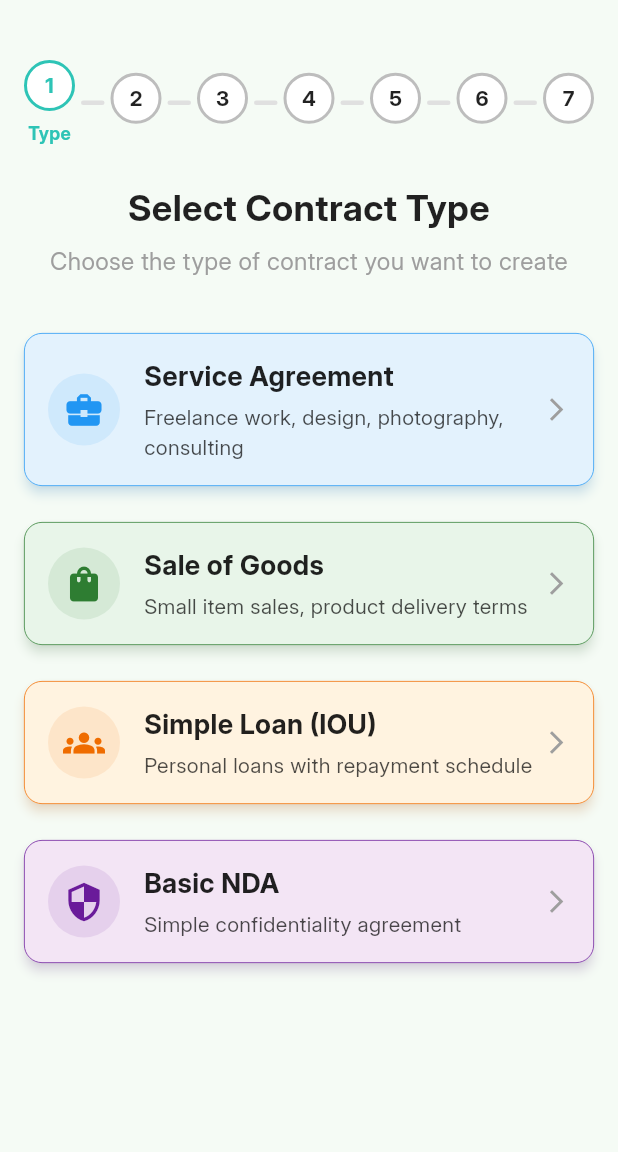
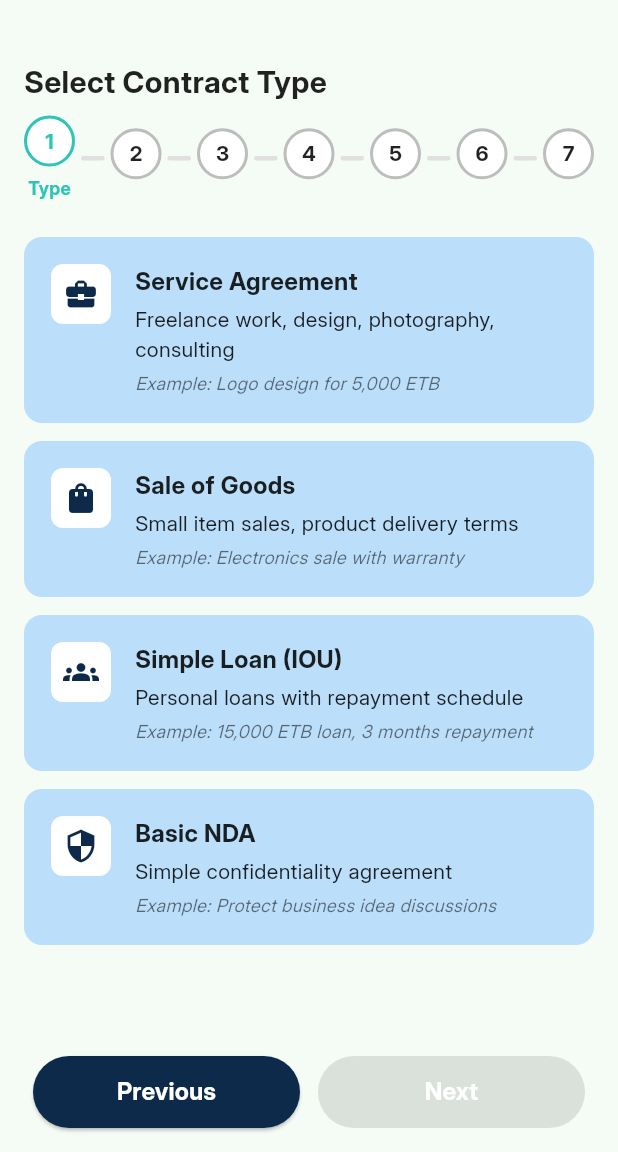
Before and after one commit to RealEskalate/G6-Wekil-AI, a Flutter app: the ContractsTypesPages screen opened by its route, on a phone screen of 412 x 824 dp, the part 84-1236 px from its top. Run offline on Flutter 3.47's test engine with Material 3 defaults, Android fonts, the light colour scheme and no system bars; our stand-ins replace bloc, dartz, dotted_border, equatable, file_picker, flutter_bloc and 10 more; missing offline and left inert: syncfusion_flutter_pdfviewer; accounts and stored records are empty.

Commit message:
feat(ui) - update the ui of step 1 in the create product feature

```diff
--- a/Mobile/wekil_ai_mobile_app/lib/features/contacts/presentations/pages/step1.dart
+++ b/Mobile/wekil_ai_mobile_app/lib/features/contacts/presentations/pages/step1.dart
@@ -16,46 +16,57 @@ class ContractsTypesPages extends StatefulWidget {
 }
 
 class _ContractsTypesPagesState extends State<ContractsTypesPages> {
+  ContractType? _selectedType; // store selected contract type
+
   @override
   Widget build(BuildContext context) {
     return Scaffold(
       appBar: const NavBar(),
-      body: SingleChildScrollView(
+      body: Padding(
         padding: const EdgeInsets.all(16.0),
         child: Column(
           crossAxisAlignment: CrossAxisAlignment.stretch,
           children: [
             const SizedBox(height: 24),
-            const StepProgressBar(currentStep: 1,  stepLabels: ["Type","Basic Info","Parties","Genera","Specific","Preview","Success",]),
-            const SizedBox(height: 24),
              Text(
               LocalesData.Select_Contract_Type.getString(context),
-              style: AppTypography.heading().copyWith(fontSize: 24),
-              textAlign: TextAlign.center,
+              style: AppTypography.heading().copyWith(fontSize: 20),
             ),
             const SizedBox(height: 8),
-            Text(
-              LocalesData.Choose_the_type_of_contract_you_want_to_create.getString(context),
-              style: AppTypography.body().copyWith(color: Colors.grey),
-              textAlign: TextAlign.center,
+            const StepProgressBar(
+              currentStep: 1,
+              stepLabels: [
+                "Type",
+                "Basic Info",
+                "Parties",
+                "Genera",
+                "Specific",
+                "Preview",
+                "Success",
+              ],
             ),
             const SizedBox(height: 24),
+
+            // Cards
+            Expanded(
+              child: ListView(
+                children: [
                   _buildContractTypeCard(
                     context,
                     icon: Icons.business_center,
                     title: LocalesData.Service_Agreement.getString(context),
                     subtitle: LocalesData.Freelance_work_design_photography_consulting.getString(context),
-              iconColor: Colors.blue,
-              cardColor: Colors.blue.shade50,
+                    example: "Example: Logo design for 5,000 ETB",
+                    cardColor: Colors.blue.shade100,
                     type: ContractType.serviceAgreement,
                   ),
                   _buildContractTypeCard(
                     context,
                     icon: Icons.shopping_bag,
-              title:LocalesData.Sale_of_Goods.getString(context),
-              subtitle:LocalesData.Small_item_sales_product_delivery_terms.getString(context),
-              iconColor: Colors.green.shade800,
-              cardColor: Colors.green.shade50,
+                    title: LocalesData.Sale_of_Goods.getString(context),
+                    subtitle: LocalesData.Small_item_sales_product_delivery_terms.getString(context),
+                    example: "Example: Electronics sale with warranty",
+                    cardColor: Colors.blue.shade100,
                     type: ContractType.salesOfGoods,
                   ),
                   _buildContractTypeCard(
@@ -63,96 +74,153 @@ class _ContractsTypesPagesState extends State<ContractsTypesPages> {
                     icon: Icons.groups,
                     title: LocalesData.Simple_Loan_IOU.getString(context),
                     subtitle: LocalesData.Personal_loans_with_repayment_schedule.getString(context),
-              iconColor: Colors.orange.shade800,
-              cardColor: Colors.orange.shade50,
+                    example: "Example: 15,000 ETB loan, 3 months repayment",
+                    cardColor: Colors.blue.shade100,
                     type: ContractType.simpleLoan,
                   ),
                   _buildContractTypeCard(
                     context,
                     icon: Icons.security,
-              title:LocalesData.Basic_NDA.getString(context),
-              subtitle:LocalesData.Simple_confidentiality_agreement.getString(context) ,
-              iconColor: Colors.purple.shade800,
-              cardColor: Colors.purple.shade50,
+                    title: LocalesData.Basic_NDA.getString(context),
+                    subtitle: LocalesData.Simple_confidentiality_agreement.getString(context),
+                    example: "Example: Protect business idea discussions",
+                    cardColor: Colors.blue.shade100,
                     type: ContractType.basicNDA,
                   ),
-            const SizedBox(height: 24),
+                ],
+              ),
+            ),
+
+            const SizedBox(height: 16),
+
+            // Navigation Buttons
+            Row(
+              children: [
+                _buildNavButton("Previous", AppColors.primary, () {
+                  context.pop();
+                }),
+                _buildNavButton(
+                  "Next",
+                  _selectedType == null ? Colors.grey : AppColors.primary,
+                  _selectedType == null
+                      ? null
+                      : () {
+                          context.push('/contracts/step2', extra: {
+                            'contractType': _selectedType,
+                          });
+                        },
+                ),
+              ],
+            ),
           ],
         ),
       ),
     );
   }
 
+
   Widget _buildContractTypeCard(
     BuildContext context, {
     required IconData icon,
     required String title,
     required String subtitle,
-    required Color iconColor,
+    required String example,
     required Color cardColor,
     required ContractType type,
   }) {
-    return Card(
-      color: cardColor,
-      elevation: 3, // subtle shadow
-      shadowColor: iconColor.withOpacity(0.3),
-      margin: const EdgeInsets.symmetric(vertical: 12.0),
-      shape: RoundedRectangleBorder(
+    final isSelected = _selectedType == type;
+
+    return Container(
+      margin: const EdgeInsets.only(bottom: 12),
+      decoration: BoxDecoration(
+        color: isSelected ? AppColors.primary.withOpacity(0.2) : cardColor,
         borderRadius: BorderRadius.circular(12),
-        side: BorderSide(color: iconColor, width: 0.5),
+        border: Border.all(
+          color: isSelected ? AppColors.primary : Colors.transparent,
+          width: 2,
+        ),
       ),
       child: InkWell(
         borderRadius: BorderRadius.circular(12),
-        splashColor: iconColor.withOpacity(0.1), // ripple effect
         onTap: () {
-          context.push('/contracts/step2', extra: {
-            'contractType': type,
+          setState(() {
+            _selectedType = type;
           });
         },
         child: Padding(
           padding: const EdgeInsets.all(16.0),
           child: Row(
+            crossAxisAlignment: CrossAxisAlignment.start,
             children: [
-              // Icon container
+              // Icon square
               Container(
-                width: 48,
-                height: 48,
+                width: 40,
+                height: 40,
                 decoration: BoxDecoration(
-                  color: iconColor.withOpacity(0.1),
-                  shape: BoxShape.circle,
+                  color: Colors.white,
+                  borderRadius: BorderRadius.circular(8),
                 ),
-                child: Icon(icon, color: iconColor, size: 28),
+                child: Icon(icon, color: AppColors.primary, size: 24),
               ),
               const SizedBox(width: 16),
+
               // Text
               Expanded(
                 child: Column(
                   crossAxisAlignment: CrossAxisAlignment.start,
                   children: [
-                    Text(
-                      title,
+                    Text(title,
                         style: AppTypography.body().copyWith(
-                        fontSize: 18,
-                        fontWeight: FontWeight.w600,
+                          fontSize: 16,
+                          fontWeight: FontWeight.bold,
                           color: AppColors.textDark,
-                      ),
-                    ),
+                        )),
                     const SizedBox(height: 4),
-                    Text(
-                      subtitle,
+                    Text(subtitle,
                         style: AppTypography.body().copyWith(
                           fontSize: 14,
-                        color: AppColors.textDark.withOpacity(0.7),
-                      ),
-                    ),
+                          color: AppColors.textDark,
+                        )),
+                    const SizedBox(height: 4),
+                    Text(example,
+                        style: AppTypography.body().copyWith(
+                          fontSize: 12,
+                          color: Colors.black54,
+                          fontStyle: FontStyle.italic,
+                        )),
                   ],
                 ),
               ),
-              const Icon(Icons.arrow_forward_ios, size: 18, color: Colors.grey),
             ],
           ),
         ),
       ),
     );
   }
+
+  Widget _buildNavButton(String text, Color color, VoidCallback? onTap) {
+    return Expanded(
+      child: Container(
+        margin: const EdgeInsets.symmetric(horizontal: 6),
+        height: 48,
+        child: ElevatedButton(
+          onPressed: onTap,
+          style: ElevatedButton.styleFrom(
+            backgroundColor: color,
+            shape: RoundedRectangleBorder(
+              borderRadius: BorderRadius.circular(24),
+            ),
+          ),
+          child: Text(
+            text,
+            style: const TextStyle(
+              fontSize: 16,
+              fontWeight: FontWeight.bold,
+              color: Colors.white,
+            ),
+          ),
+        ),
+      ),
+    );
   }
+}
```
Lines whose indentation alone changed are shown as unchanged.
